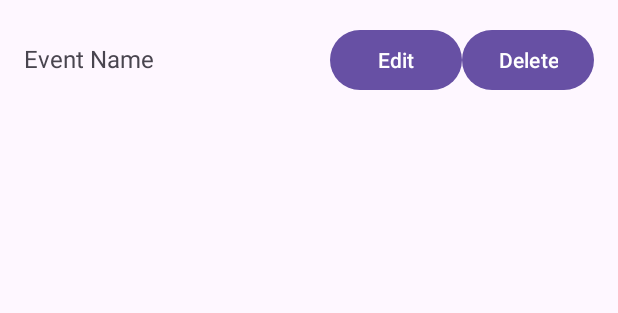
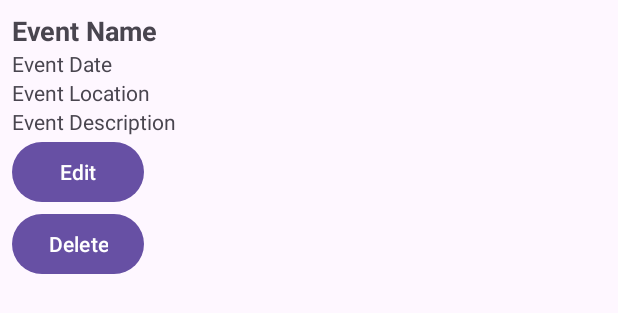
Before and after one commit to arij01/projet-mobile-5eme, an Android app: the layout event_item.xml on its own in the app's theme, with its tools: preview values and no code run, on a phone screen of 412 x 824 dp. Shown: the top 313 px of the screen. Run offline under Robolectric (Android 15) with nearby library versions, the light colour scheme and no system bars.

Commit message:
crud fonctionnel

```diff
--- a/app/src/main/res/layout/event_item.xml
+++ b/app/src/main/res/layout/event_item.xml
@@ -1,28 +1,46 @@
+<!-- res/layout/event_item.xml -->
 <LinearLayout xmlns:android="http://schemas.android.com/apk/res/android"
-    android:orientation="horizontal"
     android:layout_width="match_parent"
     android:layout_height="wrap_content"
-    android:padding="16dp">
+    android:orientation="vertical"
+    android:padding="8dp">
 
     <TextView
-        android:id="@+id/eventTextView"
-        android:layout_width="0dp"
+        android:id="@+id/eventNameTextView"
+        android:layout_width="wrap_content"
         android:layout_height="wrap_content"
-        android:layout_weight="1"
-        android:text="Event Name"
-        android:textSize="16sp" />
+        android:textSize="18sp"
+        android:textStyle="bold"
+        android:text="Event Name" />
 
-    <!-- Edit Button -->
+    <TextView
+        android:id="@+id/eventDateTextView"
+        android:layout_width="wrap_content"
+        android:layout_height="wrap_content"
+        android:text="Event Date" />
+
+    <TextView
+        android:id="@+id/eventLocationTextView"
+        android:layout_width="wrap_content"
+        android:layout_height="wrap_content"
+        android:text="Event Location" />
+
+    <TextView
+        android:id="@+id/eventDescriptionTextView"
+        android:layout_width="wrap_content"
+        android:layout_height="wrap_content"
+        android:text="Event Description" />
+
     <Button
         android:id="@+id/editButton"
         android:layout_width="wrap_content"
         android:layout_height="wrap_content"
         android:text="Edit" />
 
-    <!-- Delete Button -->
     <Button
         android:id="@+id/deleteButton"
         android:layout_width="wrap_content"
         android:layout_height="wrap_content"
         android:text="Delete" />
+
 </LinearLayout>
```
Also changed, not shown: app/src/main/java/tn/esprit/eventsphere/EventAdapter.java (+18 -13 lines), app/src/main/java/tn/esprit/eventsphere/EventListActivity.java (+59 -2 lines).
